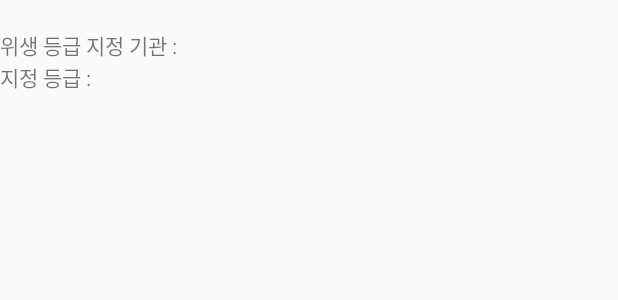
After one commit to Johyeyoung/2020FoodSafety_Nutrition-Facts, an Android app: the layout activity_cafe_info_fragment.xml on its own in the app's theme, with its tools: preview values and no code run, on a phone screen of 412 x 824 dp. The commit adds this screen. Shown: the top 300 px of the screen. Run offline under Robolectric (Android 15) with nearby library versions, the phone set to English and light mode, and no system bars.

Commit message:
second commit

```diff
--- a/app/src/main/java/com/example/newfacts/MapItemView.java
+++ b/app/src/main/java/com/example/newfacts/MapItemView.java
@@ -11,7 +11,7 @@ import androidx.annotation.Nullable;
 
 public class MapItemView extends LinearLayout {
     TextView text1, text3;
-    //ImageView img;
+    ImageView img;
 
     public MapItemView(Context context) {
         super(context);
@@ -28,6 +28,7 @@ public class MapItemView extends LinearLayout {
 
         text1 = findViewById(R.id.text1);
         text3 = findViewById(R.id.text3);
+        img = findViewById(R.id.img_color);
     }
 
     public void setCafeName(String cafe_name){
@@ -36,4 +37,5 @@ public class MapItemView extends LinearLayout {
     public void setDistance(String distance){
         text3.setText(distance);
     }
+    public void setImg(int resId){img.setImageResource(resId);}
 }
--- /dev/null
+++ b/app/src/main/res/layout/activity_cafe_info_fragment.xml
@@ -0,0 +1,54 @@
+<?xml version="1.0" encoding="utf-8"?>
+<LinearLayout xmlns:android="http://schemas.android.com/apk/res/android"
+    xmlns:app="http://schemas.android.com/apk/res-auto"
+    xmlns:tools="http://schemas.android.com/tools"
+    android:layout_width="match_parent"
+    android:layout_height="match_parent"
+    tools:context=".CafeInfoFragment"
+    android:orientation="vertical"
+    >
+
+    <LinearLayout
+        android:layout_width="wrap_content"
+        android:layout_height="wrap_content"
+        android:orientation="horizontal">
+
+        <TextView
+            android:id="@+id/frag_title"
+            android:layout_width="wrap_content"
+            android:layout_height="wrap_content"
+            android:text=""
+            ></TextView>
+
+        <TextView
+            android:id="@+id/frag_distance"
+            android:layout_width="wrap_content"
+            android:layout_height="wrap_content"
+            android:text=""
+            ></TextView>
+
+    </LinearLayout>
+
+    <LinearLayout
+        android:layout_width="wrap_content"
+        android:layout_height="wrap_content"
+        android:orientation="vertical"
+        >
+
+        <TextView
+            android:id="@+id/frag_assign"
+            android:layout_width="wrap_content"
+            android:layout_height="wrap_content"
+            android:text="위생 등급 지정 기관 : "
+        ></TextView>
+
+        <TextView
+            android:id="@+id/frag_rating"
+            android:layout_width="wrap_content"
+            android:layout_height="wrap_content"
+            android:text="지정 등급 : "
+            ></TextView>
+
+    </LinearLayout>
+
+</LinearLayout>
--- a/app/src/main/res/layout/activity_find_cafe.xml
+++ b/app/src/main/res/layout/activity_find_cafe.xml
@@ -24,4 +24,5 @@
         android:dividerHeight="1dp"
         android:divider="#D8D8D8"></ListView>
 
+
 </LinearLayout>
--- a/app/src/main/res/layout/activity_main.xml
+++ b/app/src/main/res/layout/activity_main.xml
@@ -14,5 +14,4 @@
         android:text="test Finding Cafe"
         ></Button>
 
-
 </LinearLayout>
```
Also changed, not shown: app/src/main/AndroidManifest.xml (+4 -3 lines), app/src/main/java/com/example/newfacts/CafeInfoFragment.java (added, +20 -0 lines), app/src/main/java/com/example/newfacts/FindCafe.java (+79 -37 lines), app/src/main/java/com/example/newfacts/MapItem.java (+11 -2 lines), app/src/main/res/layout/map_item_list.xml (+7 -1 lines).
